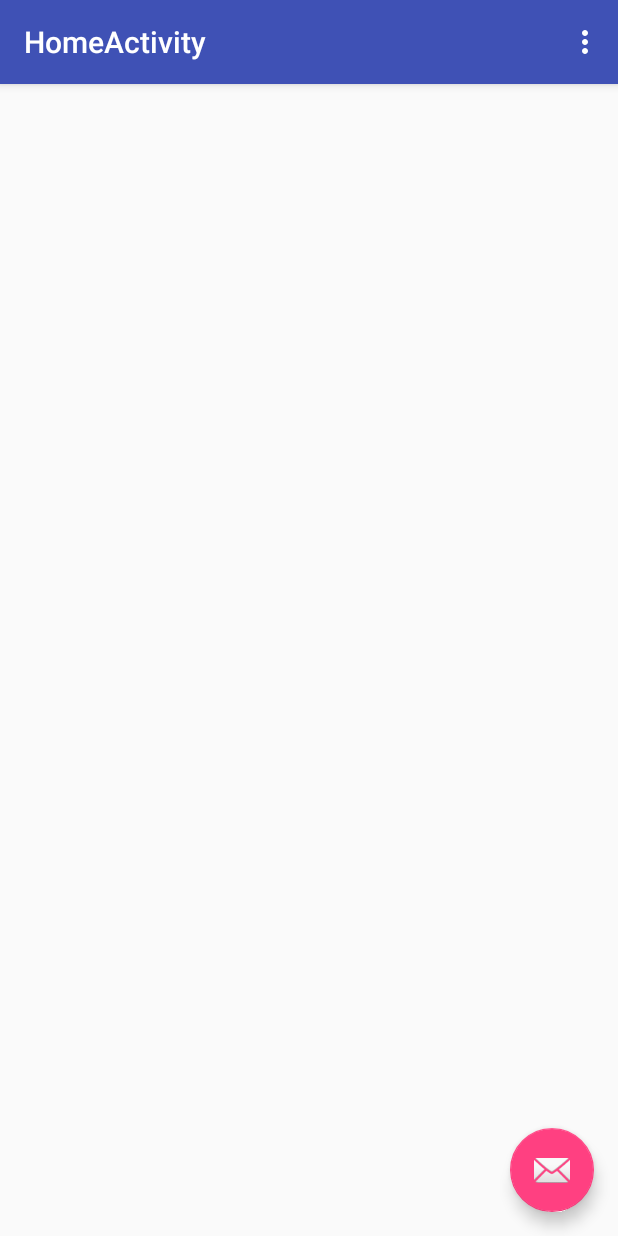
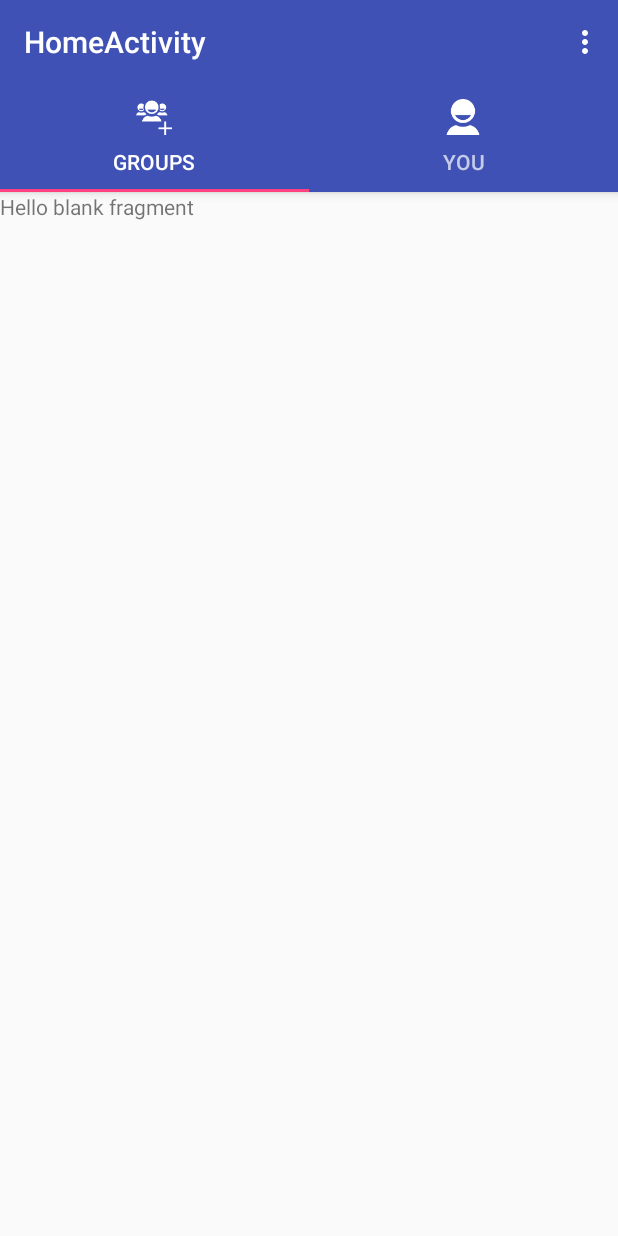
Before and after one commit to AayushNagpal/BillShare, an Android app: the HomeActivity screen opened directly, with no data from a screen before it, on a phone screen of 412 x 824 dp. Run offline under Robolectric (Android 15) with nearby library versions, the phone set to English and light mode, and no system bars.

Commit message:
Changes for Home page tagged with eshwer

```diff
--- a/BillShareApp/app/src/main/java/billshare/com/activities/HomeActivity.java
+++ b/BillShareApp/app/src/main/java/billshare/com/activities/HomeActivity.java
@@ -1,9 +1,17 @@
 package billshare.com.activities;
+
+
 
 import android.content.Intent;
 import android.os.Bundle;
+
 import android.support.design.widget.FloatingActionButton;
 import android.support.design.widget.Snackbar;
+import android.support.design.widget.TabLayout;
+import android.support.v4.app.Fragment;
+import android.support.v4.app.FragmentManager;
+import android.support.v4.app.FragmentPagerAdapter;
+import android.support.v4.view.ViewPager;
 import android.support.v7.app.AppCompatActivity;
 import android.support.v7.widget.Toolbar;
 import android.view.Menu;
@@ -11,9 +19,21 @@ import android.view.MenuInflater;
 import android.view.MenuItem;
 import android.view.View;
 
+import java.util.ArrayList;
+import java.util.List;
+
+import billshare.com.fragments.GroupFragment;
+import billshare.com.fragments.ProfileFragment;
+
 
 public class HomeActivity extends AppCompatActivity {
-
+    private Toolbar toolbar;
+    private TabLayout tabLayout;
+    private ViewPager viewPager;
+    private int[] tabIcons = {
+            R.mipmap.add_people,
+            R.mipmap.icon_user
+    };
     @Override
     protected void onCreate(Bundle savedInstanceState) {
         super.onCreate(savedInstanceState);
@@ -21,16 +41,38 @@ public class HomeActivity extends AppCompatActivity {
         Toolbar toolbar = (Toolbar) findViewById(R.id.toolbar);
         setSupportActionBar(toolbar);
 
-        FloatingActionButton fab = (FloatingActionButton) findViewById(R.id.fab);
+      /*  FloatingActionButton fab = (FloatingActionButton) findViewById(R.id.fab);
         fab.setOnClickListener(new View.OnClickListener() {
             @Override
             public void onClick(View view) {
                 Snackbar.make(view, "Replace with your own action", Snackbar.LENGTH_LONG)
                         .setAction("Action", null).show();
             }
-        });
+        });*/
+        toolbar = (Toolbar) findViewById(R.id.toolbar);
+        setSupportActionBar(toolbar);
+        //getSupportActionBar().setDisplayHomeAsUpEnabled(true);
+
+        viewPager = (ViewPager) findViewById(R.id.viewpager);
+        setupViewPager(viewPager);
+
+        tabLayout = (TabLayout) findViewById(R.id.tabs);
+        tabLayout.setupWithViewPager(viewPager);
+        setupTabIcons();
+    }
+    private void setupTabIcons() {
+        tabLayout.getTabAt(0).setIcon(tabIcons[0]);
+        tabLayout.getTabAt(1).setIcon(tabIcons[1]);
+       // tabLayout.getTabAt(2).setIcon(tabIcons[2]);
     }
 
+    private void setupViewPager(ViewPager viewPager) {
+        ViewPagerAdapter adapter = new ViewPagerAdapter(getSupportFragmentManager());
+        adapter.addFrag(new GroupFragment(), "Groups");
+        adapter.addFrag(new ProfileFragment(), "You");
+
+        viewPager.setAdapter(adapter);
+    }
     @Override
     public boolean onCreateOptionsMenu(Menu menu) {
         MenuInflater menuInflater = getMenuInflater();
@@ -47,4 +89,32 @@ public class HomeActivity extends AppCompatActivity {
         }
         return super.onOptionsItemSelected(item);
     }
+    class ViewPagerAdapter extends FragmentPagerAdapter {
+        private final List<Fragment> mFragmentList = new ArrayList<>();
+        private final List<String> mFragmentTitleList = new ArrayList<>();
+
+        public ViewPagerAdapter(FragmentManager manager) {
+            super(manager);
+        }
+
+        @Override
+        public Fragment getItem(int position) {
+            return mFragmentList.get(position);
+        }
+
+        @Override
+        public int getCount() {
+            return mFragmentList.size();
+        }
+
+        public void addFrag(Fragment fragment, String title) {
+            mFragmentList.add(fragment);
+            mFragmentTitleList.add(title);
+        }
+
+        @Override
+        public CharSequence getPageTitle(int position) {
+            return mFragmentTitleList.get(position);
+        }
+    }
 }
--- /dev/null
+++ b/BillShareApp/app/src/main/java/billshare/com/fragments/GroupFragment.java
@@ -0,0 +1,112 @@
+package billshare.com.fragments;
+
+
+import android.content.Context;
+import android.net.Uri;
+import android.os.Bundle;
+
+import android.support.v4.app.Fragment;
+import android.view.LayoutInflater;
+import android.view.View;
+import android.view.ViewGroup;
+
+import billshare.com.activities.R;
+
+
+/**
+ * A simple {@link Fragment} subclass.
+ * Activities that contain this fragment must implement the
+ * {@link GroupFragment.OnFragmentInteractionListener} interface
+ * to handle interaction events.
+ * Use the {@link GroupFragment#newInstance} factory method to
+ * create an instance of this fragment.
+ */
+public class GroupFragment extends Fragment {
+    // TODO: Rename parameter arguments, choose names that match
+    // the fragment initialization parameters, e.g. ARG_ITEM_NUMBER
+    private static final String ARG_PARAM1 = "param1";
+    private static final String ARG_PARAM2 = "param2";
+
+    // TODO: Rename and change types of parameters
+    private String mParam1;
+    private String mParam2;
+
+    private OnFragmentInteractionListener mListener;
+
+    public GroupFragment() {
+        // Required empty public constructor
+    }
+
+    /**
+     * Use this factory method to create a new instance of
+     * this fragment using the provided parameters.
+     *
+     * @param param1 Parameter 1.
+     * @param param2 Parameter 2.
+     * @return A new instance of fragment GroupFragment.
+     */
+    // TODO: Rename and change types and number of parameters
+    public static GroupFragment newInstance(String param1, String param2) {
+        GroupFragment fragment = new GroupFragment();
+        Bundle args = new Bundle();
+        args.putString(ARG_PARAM1, param1);
+        args.putString(ARG_PARAM2, param2);
+        fragment.setArguments(args);
+        return fragment;
+    }
+
+    @Override
+    public void onCreate(Bundle savedInstanceState) {
+        super.onCreate(savedInstanceState);
+        if (getArguments() != null) {
+            mParam1 = getArguments().getString(ARG_PARAM1);
+            mParam2 = getArguments().getString(ARG_PARAM2);
+        }
+    }
+
+    @Override
+    public View onCreateView(LayoutInflater inflater, ViewGroup container,
+                             Bundle savedInstanceState) {
+        // Inflate the layout for this fragment
+        return inflater.inflate(R.layout.fragment_group, container, false);
+    }
+
+    // TODO: Rename method, update argument and hook method into UI event
+    public void onButtonPressed(Uri uri) {
+        if (mListener != null) {
+            mListener.onFragmentInteraction(uri);
+        }
+    }
+
+    @Override
+    public void onAttach(Context context) {
+        super.onAttach(context);
+      /*  if (context instanceof OnFragmentInteractionListener) {
+            mListener = (OnFragmentInteractionListener) context;
+        } else {
+            throw new RuntimeException(context.toString()
+                    + " must implement OnFragmentInteractionListener");
+        }*/
+    }
+
+    @Override
+    public void onDetach() {
+        super.onDetach();
+        mListener = null;
+    }
+
+    /**
+     * This interface must be implemented by activities that contain this
+     * fragment to allow an interaction in this fragment to be communicated
+     * to the activity and potentially other fragments contained in that
+     * activity.
+     * <p>
+     * See the Android Training lesson <a href=
+     * "http://developer.android.com/training/basics/fragments/communicating.html"
+     * >Communicating with Other Fragments</a> for more information.
+     */
+    public interface OnFragmentInteractionListener {
+        // TODO: Update argument type and name
+        void onFragmentInteraction(Uri uri);
+    }
+}
--- /dev/null
+++ b/BillShareApp/app/src/main/java/billshare/com/fragments/ProfileFragment.java
@@ -0,0 +1,112 @@
+package billshare.com.fragments;
+
+
+import android.content.Context;
+import android.net.Uri;
+import android.os.Bundle;
+
+import android.support.v4.app.Fragment;
+import android.view.LayoutInflater;
+import android.view.View;
+import android.view.ViewGroup;
+
+import billshare.com.activities.R;
+
+
+/**
+ * A simple {@link Fragment} subclass.
+ * Activities that contain this fragment must implement the
+ * {@link ProfileFragment.OnFragmentInteractionListener} interface
+ * to handle interaction events.
+ * Use the {@link ProfileFragment#newInstance} factory method to
+ * create an instance of this fragment.
+ */
+public class ProfileFragment extends Fragment {
+    // TODO: Rename parameter arguments, choose names that match
+    // the fragment initialization parameters, e.g. ARG_ITEM_NUMBER
+    private static final String ARG_PARAM1 = "param1";
+    private static final String ARG_PARAM2 = "param2";
+
+    // TODO: Rename and change types of parameters
+    private String mParam1;
+    private String mParam2;
+
+    private OnFragmentInteractionListener mListener;
+
+    public ProfileFragment() {
+        // Required empty public constructor
+    }
+
+    /**
+     * Use this factory method to create a new instance of
+     * this fragment using the provided parameters.
+     *
+     * @param param1 Parameter 1.
+     * @param param2 Parameter 2.
+     * @return A new instance of fragment ProfileFragment.
+     */
+    // TODO: Rename and change types and number of parameters
+    public static ProfileFragment newInstance(String param1, String param2) {
+        ProfileFragment fragment = new ProfileFragment();
+        Bundle args = new Bundle();
+        args.putString(ARG_PARAM1, param1);
+        args.putString(ARG_PARAM2, param2);
+        fragment.setArguments(args);
+        return fragment;
+    }
+
+    @Override
+    public void onCreate(Bundle savedInstanceState) {
+        super.onCreate(savedInstanceState);
+        if (getArguments() != null) {
+            mParam1 = getArguments().getString(ARG_PARAM1);
+            mParam2 = getArguments().getString(ARG_PARAM2);
+        }
+    }
+
+    @Override
+    public View onCreateView(LayoutInflater inflater, ViewGroup container,
+                             Bundle savedInstanceState) {
+        // Inflate the layout for this fragment
+        return inflater.inflate(R.layout.fragment_profile, container, false);
+    }
+
+    // TODO: Rename method, update argument and hook method into UI event
+    public void onButtonPressed(Uri uri) {
+        if (mListener != null) {
+            mListener.onFragmentInteraction(uri);
+        }
+    }
+
+    @Override
+    public void onAttach(Context context) {
+        super.onAttach(context);
+       /* if (context instanceof OnFragmentInteractionListener) {
+            mListener = (OnFragmentInteractionListener) context;
+        } else {
+            throw new RuntimeException(context.toString()
+                    + " must implement OnFragmentInteractionListener");
+        }*/
+    }
+
+    @Override
+    public void onDetach() {
+        super.onDetach();
+        mListener = null;
+    }
+
+    /**
+     * This interface must be implemented by activities that contain this
+     * fragment to allow an interaction in this fragment to be communicated
+     * to the activity and potentially other fragments contained in that
+     * activity.
+     * <p>
+     * See the Android Training lesson <a href=
+     * "http://developer.android.com/training/basics/fragments/communicating.html"
+     * >Communicating with Other Fragments</a> for more information.
+     */
+    public interface OnFragmentInteractionListener {
+        // TODO: Update argument type and name
+        void onFragmentInteraction(Uri uri);
+    }
+}
--- a/BillShareApp/app/src/main/res/layout/activity_home.xml
+++ b/BillShareApp/app/src/main/res/layout/activity_home.xml
@@ -18,12 +18,21 @@
             android:layout_height="56dp"
             android:background="?attr/colorPrimary"
             app:popupTheme="@style/AppTheme.PopupOverlay" />
+        <android.support.design.widget.TabLayout
+            android:id="@+id/tabs"
+            android:layout_width="match_parent"
+            android:layout_height="wrap_content"
+            app:tabMode="fixed"
+            app:tabGravity="fill"/>
+    </android.support.design.widget.AppBarLayout>
+    <android.support.v4.view.ViewPager
+        android:id="@+id/viewpager"
+        android:layout_width="match_parent"
+        android:layout_height="match_parent"
+        app:layout_behavior="@string/appbar_scrolling_view_behavior"  />
+    <!--<include layout="@layout/content_home" />-->
 
-    </android.support.design.widget.AppBarLayout>
-
-    <include layout="@layout/content_home" />
-
-    <android.support.design.widget.FloatingActionButton
+   <!-- <android.support.design.widget.FloatingActionButton
         android:id="@+id/fab"
         android:layout_width="wrap_content"
         android:layout_height="wrap_content"
@@ -35,6 +44,6 @@
 
         android:layout_width="match_parent"
         android:layout_height="wrap_content"
-        />
+        />-->
 
 </android.support.design.widget.CoordinatorLayout>
--- /dev/null
+++ b/BillShareApp/app/src/main/res/layout/fragment_group.xml
@@ -0,0 +1,13 @@
+<FrameLayout xmlns:android="http://schemas.android.com/apk/res/android"
+    xmlns:tools="http://schemas.android.com/tools"
+    android:layout_width="match_parent"
+    android:layout_height="match_parent"
+    tools:context="billshare.com.fragments.GroupFragment">
+
+    <!-- TODO: Update blank fragment layout -->
+    <TextView
+        android:layout_width="match_parent"
+        android:layout_height="match_parent"
+        android:text="@string/hello_blank_fragment" />
+
+</FrameLayout>
--- /dev/null
+++ b/BillShareApp/app/src/main/res/layout/fragment_profile.xml
@@ -0,0 +1,13 @@
+<FrameLayout xmlns:android="http://schemas.android.com/apk/res/android"
+    xmlns:tools="http://schemas.android.com/tools"
+    android:layout_width="match_parent"
+    android:layout_height="match_parent"
+    tools:context="billshare.com.fragments.ProfileFragment">
+
+    <!-- TODO: Update blank fragment layout -->
+    <TextView
+        android:layout_width="match_parent"
+        android:layout_height="match_parent"
+        android:text="@string/hello_blank_fragment" />
+
+</FrameLayout>
--- a/BillShareApp/app/src/main/res/values/strings.xml
+++ b/BillShareApp/app/src/main/res/values/strings.xml
@@ -22,4 +22,7 @@
     <string name="language">Select Language</string>
     <string name="title_activity_home">HomeActivity</string>
     <string name="logout">Logout</string>
+
+    <!-- TODO: Remove or change this placeholder text -->
+    <string name="hello_blank_fragment">Hello blank fragment</string>
 </resources>
```
Also changed, not shown: BillShareApp/app/src/main/res/mipmap-hdpi/add_people.png (added), BillShareApp/app/src/main/res/mipmap-hdpi/icon_user.png (added), BillShareApp/app/src/main/res/mipmap-mdpi/add_people.png (added), BillShareApp/app/src/main/res/mipmap-mdpi/icon_user.png (added).
